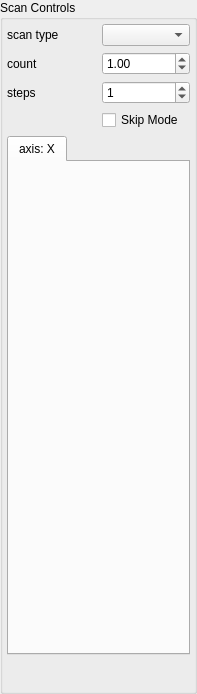
Before: the Qt Designer form spectromicroscopy/smpgui/ui_scancontrols.ui in praxes/praxes, drawn with Qt 5.
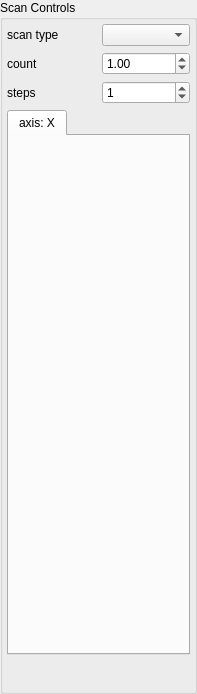
After: the same form once the commit is applied.

The edit to the form file:
```diff
--- a/spectromicroscopy/smpgui/ui_scancontrols.ui
+++ b/spectromicroscopy/smpgui/ui_scancontrols.ui
@@ -138,13 +138,6 @@
           </property>
          </widget>
         </item>
-        <item row="3" column="1" >
-         <widget class="QCheckBox" name="skipModeCheckBox" >
-          <property name="text" >
-           <string>Skip Mode</string>
-          </property>
-         </widget>
-        </item>
        </layout>
       </item>
       <item>
```
Left out of the diff: 46 changed lines with no effect on the pictures.
